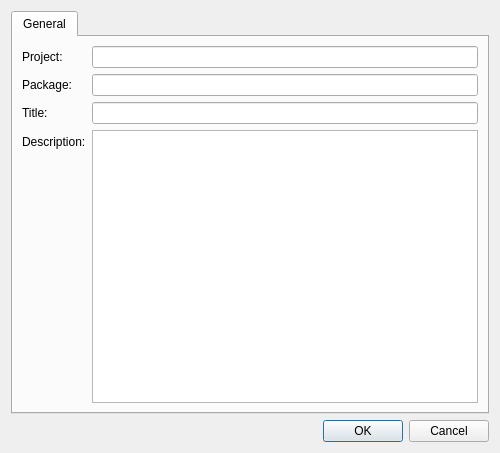
This is src/gui/browser/metaconfigeditor.ui in javierllorente/qactus as Qt 5 draws it before an edit. The edited form follows.
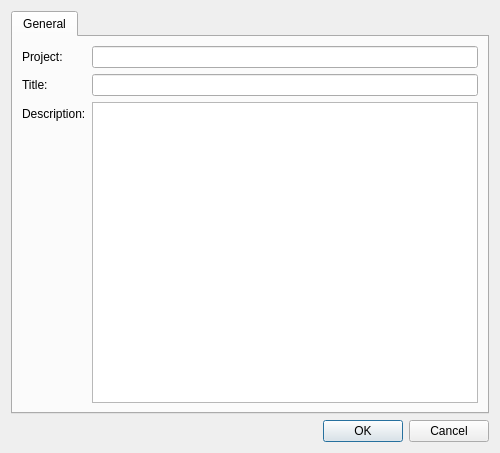
This is the edited form.

Commit message: Create package field dinamically

Diff of the .ui file:
```diff
--- a/src/gui/browser/metaconfigeditor.ui
+++ b/src/gui/browser/metaconfigeditor.ui
@@ -37,37 +37,27 @@
          </property>
         </widget>
        </item>
-       <item row="2" column="0">
-        <widget class="QLabel" name="packageLabel">
-         <property name="text">
-          <string>Package:</string>
-         </property>
-        </widget>
+       <item row="0" column="1">
+        <widget class="QLineEdit" name="projectLineEdit"/>
        </item>
-       <item row="4" column="0">
+       <item row="3" column="0">
         <widget class="QLabel" name="titleLabel">
          <property name="text">
           <string>Title:</string>
          </property>
         </widget>
        </item>
-       <item row="6" column="0">
+       <item row="3" column="1">
+        <widget class="QLineEdit" name="titleLineEdit"/>
+       </item>
+       <item row="5" column="0">
         <widget class="QLabel" name="descriptionLabel">
          <property name="text">
           <string>Description:</string>
          </property>
         </widget>
        </item>
-       <item row="0" column="1">
-        <widget class="QLineEdit" name="projectLineEdit"/>
-       </item>
-       <item row="2" column="1">
-        <widget class="QLineEdit" name="packageLineEdit"/>
-       </item>
-       <item row="4" column="1">
-        <widget class="QLineEdit" name="titleLineEdit"/>
-       </item>
-       <item row="6" column="1">
+       <item row="5" column="1">
         <widget class="QTextEdit" name="descriptionTextEdit">
          <property name="sizePolicy">
           <sizepolicy hsizetype="Expanding" vsizetype="Expanding">
```
The commit also changes 2 other files.
